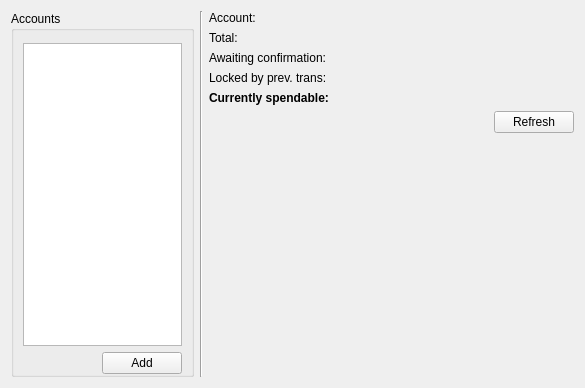
Old version of the form windows/accounts.ui in the repository mwcproject/mwc-qt-wallet.
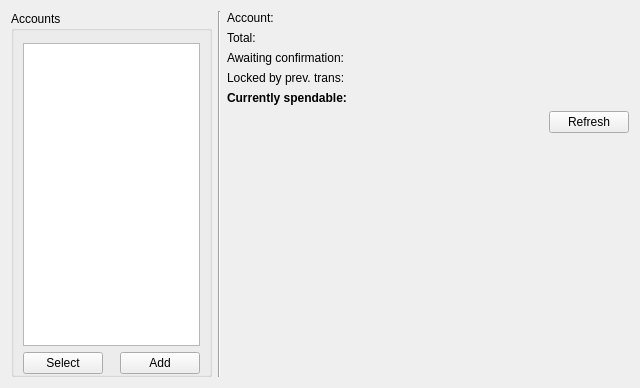
New version of the form.

Diff of the .ui file:
```diff
--- a/windows/accounts.ui
+++ b/windows/accounts.ui
@@ -6,7 +6,7 @@
    <rect>
     <x>0</x>
     <y>0</y>
-    <width>585</width>
+    <width>640</width>
     <height>388</height>
    </rect>
   </property>
@@ -34,6 +34,13 @@
       </item>
       <item>
        <layout class="QHBoxLayout" name="horizontalLayout">
+        <item>
+         <widget class="QPushButton" name="selectButton">
+          <property name="text">
+           <string>Select</string>
+          </property>
+         </widget>
+        </item>
         <item>
          <spacer name="horizontalSpacer_2">
           <property name="orientation">
```
